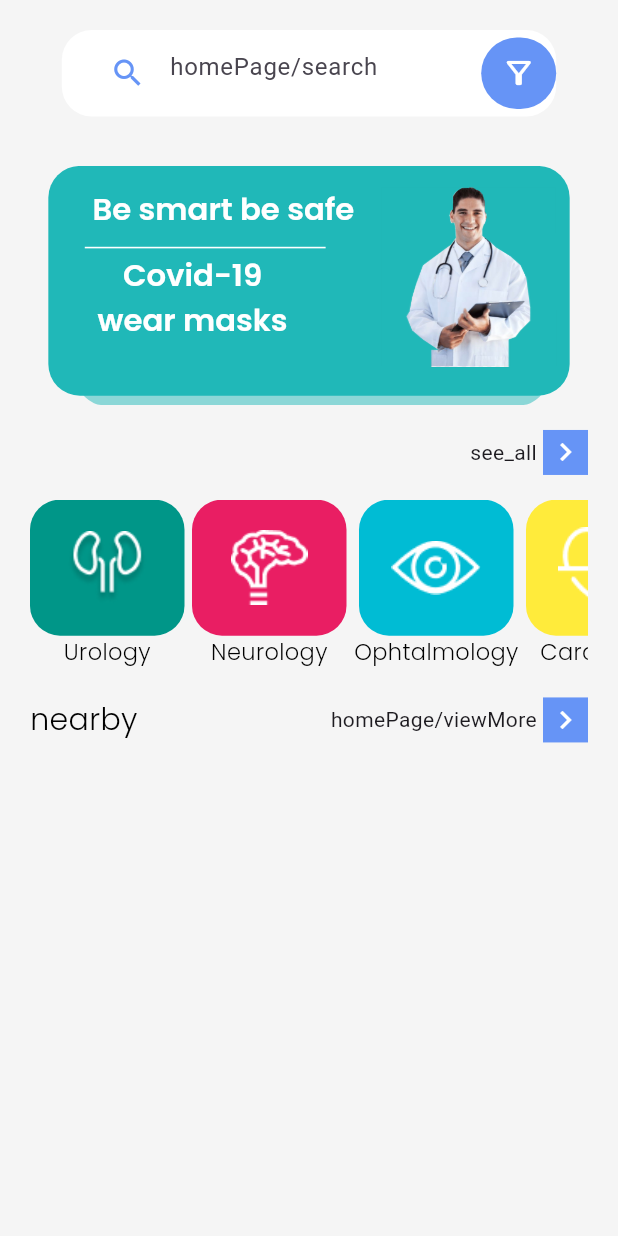
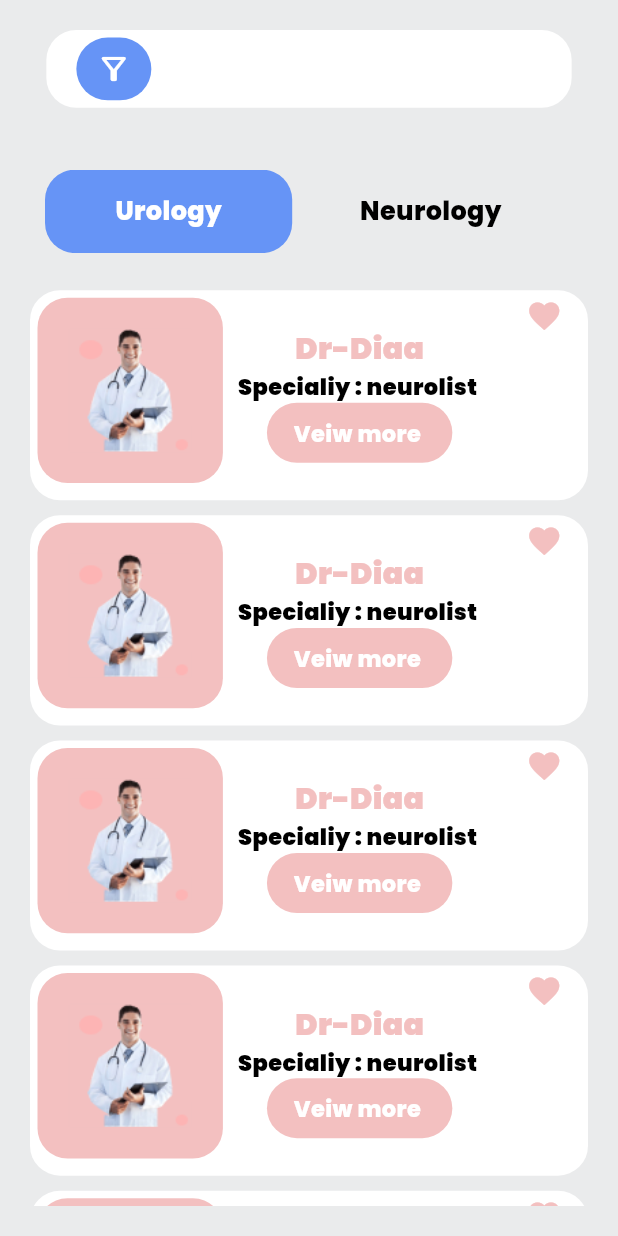
Before and after one commit to diaazg/ser2, a Flutter app: the HomePage screen opened directly, after a tap on "homePage/viewMore", on a phone screen of 412 x 824 dp. Run offline on Flutter 3.47's test engine with Material 3 defaults, Android fonts, the phone set to English and light mode, and no system bars; drawn by our look-alikes of searchfield; our stand-ins replace awesome_bottom_bar, flutter_bloc, google_fonts, qr_flutter, smooth_page_indicator.

Commit message:
doctor profile

```diff
--- /dev/null
+++ b/lib/features/doctors/presentation/logic/allDoctorsBloc.dart
@@ -0,0 +1,30 @@
+// ignore: file_names
+// ignore_for_file: file_names
+
+import 'package:flutter_bloc/flutter_bloc.dart';
+import 'package:ser2/features/doctors/presentation/logic/allDoctorsState.dart';
+
+class AllDoctorsBloc extends Cubit<AllDoctorsState>{
+  AllDoctorsBloc():super(InitialState());
+
+    List<String> special = [
+    "Urology",
+    "Neurology",
+    "Ophtalmology",
+    "Cardiology",
+    "Dentist",
+    "Gastroenterologist",
+    "Gynecologist",
+    "Pulmonologist"
+  ];
+
+  String specialiy = "Urology";
+
+  void setSpecial(String choosenSpecial){
+    specialiy = choosenSpecial ;
+    emit(ChangeSpecialState(doctorsList: []));
+  }
+
+
+
+}
--- /dev/null
+++ b/lib/features/doctors/presentation/logic/allDoctorsState.dart
@@ -0,0 +1,11 @@
+// ignore: file_names
+
+abstract class AllDoctorsState {}
+
+class InitialState extends AllDoctorsState {}
+
+class ChangeSpecialState extends AllDoctorsState {
+  final List<dynamic>? doctorsList ;
+
+  ChangeSpecialState({required this.doctorsList});
+}
--- /dev/null
+++ b/lib/features/doctors/presentation/views/all_doctors.dart
@@ -0,0 +1,151 @@
+import 'package:flutter/material.dart';
+import 'package:flutter_bloc/flutter_bloc.dart';
+import 'package:ser2/core/utiles/constants.dart';
+import 'package:ser2/features/doctors/presentation/logic/allDoctorsBloc.dart';
+import 'package:ser2/features/doctors/presentation/logic/allDoctorsState.dart';
+import 'package:ser2/features/doctors/presentation/views/doctor_profile.dart';
+import 'package:ser2/features/doctors/presentation/widgets/doctor_card.dart';
+import 'package:ser2/features/doctors/presentation/widgets/speciality_box.dart';
+
+class AllDoctors extends StatelessWidget {
+  const AllDoctors({super.key, required this.allDoctorsBloc});
+
+  final AllDoctorsBloc allDoctorsBloc;
+
+  @override
+  Widget build(BuildContext context) {
+    Size size = MediaQuery.of(context).size;
+    return SafeArea(
+        child: Scaffold(
+      backgroundColor: const Color(0xFFEAEBEC),
+      body: Padding(
+        padding: const EdgeInsets.symmetric(horizontal: 20, vertical: 20),
+        child: BlocBuilder<AllDoctorsBloc, AllDoctorsState>(
+            bloc: allDoctorsBloc,
+            builder: (context, state) {
+              return Column(
+                children: [
+                  Center(
+                    child: Container(
+                      height: size.height * 0.09 * 0.7,
+                      width: size.width * 0.85,
+                      decoration: BoxDecoration(
+                          borderRadius: BorderRadius.circular(20),
+                          color: Colors.white),
+                      child: Padding(
+                        padding: const EdgeInsets.only(
+                            top: 5, bottom: 5, left: 20, right: 0),
+                        child: Row(
+                          mainAxisAlignment: MainAxisAlignment.spaceBetween,
+                          children: [
+                            /*  Container(
+                            height: size.height * 0.1 * 0.3,
+                            width: size.width * 0.5,
+                            child: SearchField(
+                              suggestions: doctors
+                                  .map((e) => SearchFieldListItem(e.name!,
+                                      child: Container(
+                                        margin: EdgeInsets.all(10),
+                                        child: TextButton(onPressed: (){
+
+                                        }, child: Text(e.name!)),
+                                      )))
+                                  .toList(),
+                              suggestionState: Suggestion.expand,
+                              hint: 'Doctor name',
+                              searchStyle: TextStyle(
+                                fontSize: 16,
+                                color: Colors.black.withOpacity(0.8),
+                              ),
+                              validator: (x) =>
+                                  x!.isEmpty ? 'Please enter your commune' : null,
+                              searchInputDecoration: InputDecoration(
+                                  prefixIcon: Icon(
+                                    Icons.search,
+                                    color: Kconstants.blueBackground,
+                                  ),
+                                  border: InputBorder.none,
+                                  focusedBorder: UnderlineInputBorder(
+                                      borderSide: BorderSide(color: Colors.black)),
+                                  hoverColor: Colors.black,
+                                  fillColor: Colors.black,
+                                  focusColor: Colors.black,
+                                  isCollapsed: false),
+                              maxSuggestionsInViewPort: 2,
+                              itemHeight: 50,
+                              onSubmit: (x) {
+                                setState(() {
+                                  searchDoctor = x;
+                                });
+                              },
+                            ),
+                          ), */
+                            GestureDetector(
+                              onTap: () {},
+                              child: Container(
+                                  height: 50,
+                                  width: 50,
+                                  decoration: BoxDecoration(
+                                      color: Kcolors.blueBackground,
+                                      borderRadius: BorderRadius.circular(200)),
+                                  child: const Icon(
+                                    Icons.filter_alt_outlined,
+                                    color: Colors.white,
+                                  )),
+                            )
+                          ],
+                        ),
+                      ),
+                    ),
+                  ),
+                  SizedBox(
+                    height: size.height * 0.05,
+                  ),
+                  SizedBox(
+                    height: size.height * 0.09 * 0.75,
+                    width: size.width,
+                    child: ListView.builder(
+                        scrollDirection: Axis.horizontal,
+                        itemCount: allDoctorsBloc.special.length,
+                        itemBuilder: (BuildContext context, int index) {
+                          return SpecialBox(
+                            allDoctorsBloc: allDoctorsBloc,
+                            size: size,
+                            index: index,
+                          );
+                        }),
+                  ),
+                  SizedBox(
+                    height: size.height * 0.03,
+                  ),
+                  Expanded(
+                    child: ListView.builder(
+                        scrollDirection: Axis.vertical,
+                        itemCount: 10,
+                        itemBuilder: (BuildContext context, int index) {
+                          return DoctorCard(
+                            size: size,
+                            onTap: () {
+                              Navigator.push(
+                                  context,
+                                  MaterialPageRoute(
+                                      builder: (context) => const DoctorProfile(
+                                          docName: 'docName',
+                                          id: 'id',
+                                          specialite: 'specialite',
+                                          wilaya: 'wilaya',
+                                          commune: 'commune',
+                                          phoneNbr: 'phoneNbr',
+                                          lati: 222,
+                                          long: 222)));
+                            },
+                          );
+                        }),
+                  )
+                ],
+              );
+            }),
+      ),
+    ));
+  }
+}
--- /dev/null
+++ b/lib/features/doctors/presentation/widgets/doctor_card.dart
@@ -0,0 +1,104 @@
+import 'package:flutter/material.dart';
+import 'package:ser2/core/utiles/constants.dart';
+
+class DoctorCard extends StatelessWidget {
+  const DoctorCard({
+    super.key,
+    required this.size, this.onTap,
+  });
+
+  final Size size;
+  final Function()? onTap ;
+
+  @override
+  Widget build(BuildContext context) {
+    return GestureDetector(
+      onTap: onTap,
+      child: Container(
+        margin: const EdgeInsets.only(bottom: 10),
+        padding: const EdgeInsets.symmetric(
+            horizontal: 5, vertical: 5),
+        height: size.height * 0.17,
+        width: size.width * 0.95,
+        decoration: BoxDecoration(
+            color: Colors.white,
+            borderRadius: BorderRadius.circular(20)),
+        child: Row(
+          crossAxisAlignment: CrossAxisAlignment.start,
+          children: [
+            Container(
+              height: size.height * 0.15,
+              width: size.width * 0.3,
+              decoration: BoxDecoration(
+                  color: const Color(0xFFF3C0C0),
+                  borderRadius:
+                  BorderRadius.circular(20)),
+              child: Center(
+                child: Image.asset(
+                  "images/appointement/7.png",
+                  height: size.height * 0.15,
+                  width: size.width * 0.2,
+                ),
+              ),
+            ),
+            const SizedBox(
+              width: 10,
+            ),
+            Padding(
+              padding: const EdgeInsets.symmetric(
+                  vertical: 20),
+              child: Column(
+                mainAxisAlignment:
+                MainAxisAlignment.spaceBetween,
+                children: [
+                  Text(
+                    "Dr-Diaa",
+                    style: Kcolors.fontMain.copyWith(
+                        color: const Color(0xFFF3C0C0),
+                        fontSize: 20,
+                        fontWeight: FontWeight.w900),
+                  ),
+                  Text(
+                    "Specialiy : neurolist ",
+                    style: Kcolors.fontMain.copyWith(
+                        color: Colors.black,
+                        fontSize: 15,
+                        fontWeight: FontWeight.w900),
+                  ),
+                  Container(
+                    padding: const EdgeInsets.symmetric(
+                        vertical: 10, horizontal: 10),
+                    height: 40,
+                    width: size.width * 0.3,
+                    decoration: BoxDecoration(
+                        borderRadius:
+                        BorderRadius.circular(20),
+                        color: const Color(0xFFF3C0C0)),
+                    child: Center(
+                      child: Text(
+                        "Veiw more ",
+                        style: Kcolors.fontMain
+                            .copyWith(
+                            color: Colors.white,
+                            fontSize: 15,
+                            fontWeight:
+                            FontWeight.w800),
+                      ),
+                    ),
+                  ),
+                ],
+              ),
+            ),
+            const SizedBox(
+              width: 30,
+            ),
+            const Icon(
+              Icons.favorite,
+              color: Color(0xFFF3C0C0),
+            )
+          ],
+        ),
+      ),
+    );
+  }
+}
--- /dev/null
+++ b/lib/features/doctors/presentation/widgets/speciality_box.dart
@@ -0,0 +1,47 @@
+
+import 'package:flutter/material.dart';
+import 'package:ser2/core/utiles/constants.dart';
+import 'package:ser2/features/doctors/presentation/logic/allDoctorsBloc.dart';
+
+class SpecialBox extends StatelessWidget {
+  const SpecialBox({
+    super.key,
+    required this.allDoctorsBloc,
+    required this.size, required this.index,
+  });
+
+  final AllDoctorsBloc allDoctorsBloc;
+  final Size size;
+  final int index ;
+
+  @override
+  Widget build(BuildContext context) {
+    return GestureDetector(
+      onTap: () {
+         String  chooseSpecial = allDoctorsBloc.special[index];
+          allDoctorsBloc.setSpecial(chooseSpecial);
+      },
+      child: Container(
+        margin: const EdgeInsets.only(left: 10),
+        height: size.height * 0.09 * 0.75,
+        width: size.width * 0.4,
+        decoration: BoxDecoration(
+            borderRadius: BorderRadius.circular(20),
+            color: allDoctorsBloc.specialiy == allDoctorsBloc.special[index]
+                ? Kcolors.blueBackground
+                : const Color(0xFFEAEBEC)),
+        child: Center(
+          child: Text(
+            allDoctorsBloc.special[index],
+            style: Kcolors.fontMain.copyWith(
+                color: allDoctorsBloc.specialiy == allDoctorsBloc.special[index]
+                    ? Colors.white
+                    : Colors.black,
+                fontSize: 17,
+                fontWeight: FontWeight.w800),
+          ),
+        ),
+      ),
+    );
+  }
+}
--- a/lib/features/homePage/presentation/views/home_page.dart
+++ b/lib/features/homePage/presentation/views/home_page.dart
@@ -1,6 +1,8 @@
 import 'package:flutter/material.dart';
 import 'package:searchfield/searchfield.dart';
 import 'package:ser2/core/utiles/constants.dart';
+import 'package:ser2/features/doctors/presentation/logic/allDoctorsBloc.dart';
+import 'package:ser2/features/doctors/presentation/views/all_doctors.dart';
 import 'package:ser2/features/homePage/data/entity/doctor_Model.dart';
 import 'package:ser2/features/homePage/presentation/widgets/special_card.dart';
 
@@ -18,6 +20,7 @@ class _HomePageState extends State<HomePage> {
   List<String> pic = ["urology", "brain", "eye", "cardiogram"];
   List<Color> colors = [Colors.teal, Colors.pink, Colors.cyan, Colors.yellow];
   List<DoctorModel>nearbyDoctors=[];
+
 
   @override
   Widget build(BuildContext context) {
@@ -296,7 +299,8 @@ class _HomePageState extends State<HomePage> {
                   ),
                   GestureDetector(
                     onTap: (){
-                      /* Navigator.push(context, MaterialPageRoute(builder: (context)=>AllDoctors())); */
+                       AllDoctorsBloc allDoctorsBloc = AllDoctorsBloc() ;
+                       Navigator.push(context, MaterialPageRoute(builder: (context)=> AllDoctors(allDoctorsBloc: allDoctorsBloc,)));
                     },
                     child: Row(
                       mainAxisAlignment: MainAxisAlignment.end,
--- a/lib/features/medicinesSchedule/presentation/views/add_medicin.dart
+++ b/lib/features/medicinesSchedule/presentation/views/add_medicin.dart
@@ -1,8 +1,6 @@
 import 'package:flutter/material.dart';
 import 'package:flutter_bloc/flutter_bloc.dart';
-import 'package:searchfield/searchfield.dart';
 import 'package:ser2/core/utiles/constants.dart';
-import 'package:ser2/core/utiles/lists.dart';
 import 'package:ser2/core/widgets/return_button.dart';
 import 'package:ser2/features/medicinesSchedule/presentation/logic/add_med_cubit.dart';
 import 'package:ser2/features/medicinesSchedule/presentation/logic/add_med_state.dart';
--- a/lib/features/medicinesSchedule/presentation/widgets/medicineType.dart
+++ b/lib/features/medicinesSchedule/presentation/widgets/medicineType.dart
@@ -70,6 +70,6 @@ class TypesInput extends StatelessWidget {
         })
       ],
     );
-    ;
+
   }
 }
```
Also changed, not shown: lib/features/doctors/presentation/views/doctor_profile.dart (added, +244 -0 lines).
